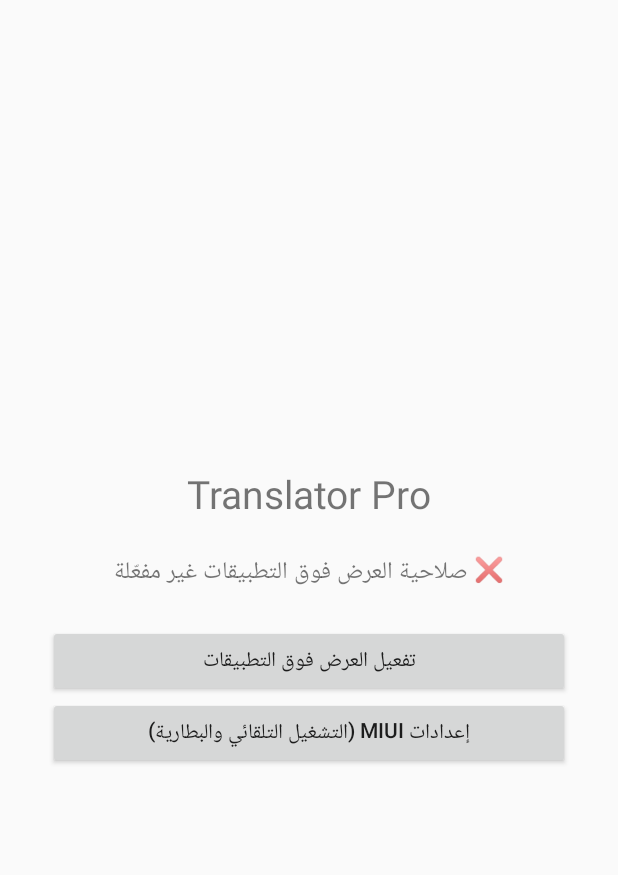
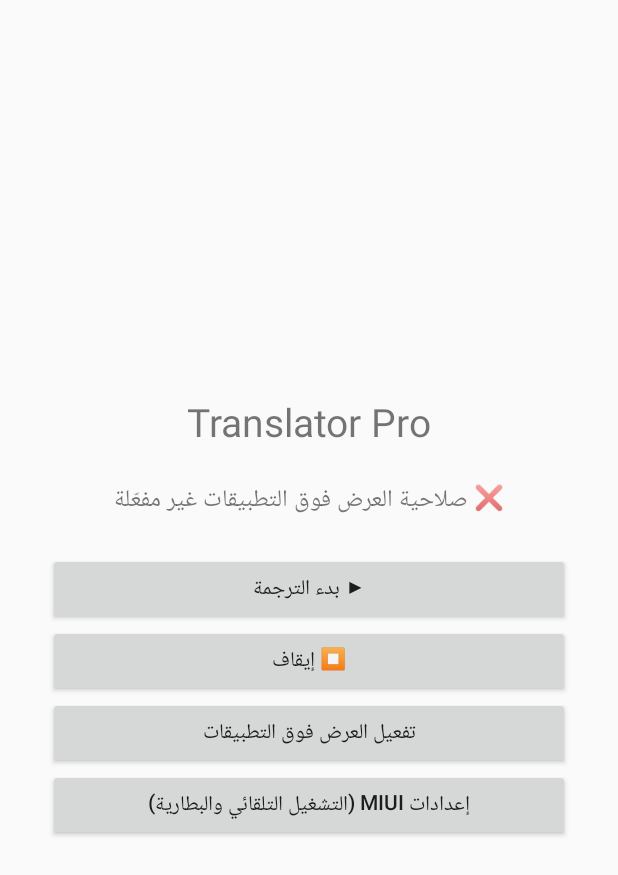
Before and after one commit to EmadSyHo/Translator-Pro, an Android app: the screen it shows after launch (MainActivity), on a phone screen of 412 x 824 dp. Shown: the top 875 px of the screen. Run offline under Robolectric (Android 15) with nearby library versions, the phone set to English and light mode, and no system bars.

Commit message:
Update MainActivity.kt

```diff
--- a/app/src/main/java/com/translatorpro/app/MainActivity.kt
+++ b/app/src/main/java/com/translatorpro/app/MainActivity.kt
@@ -1,9 +1,9 @@
 package com.translatorpro.app
 
 import android.app.Activity
-import android.content.ComponentName
 import android.content.Intent
 import android.net.Uri
+import android.os.Build
 import android.os.Bundle
 import android.provider.Settings
 import android.view.Gravity
@@ -11,6 +11,7 @@ import android.view.View
 import android.widget.Button
 import android.widget.LinearLayout
 import android.widget.TextView
+import android.widget.Toast
 
 class MainActivity : Activity() {
 
@@ -38,6 +39,18 @@ class MainActivity : Activity() {
             setPadding(0, 32, 0, 32)
         }
 
+        val startBtn = Button(this).apply {
+            text = "▶ بدء الترجمة"
+            setOnClickListener { startOverlay() }
+        }
+
+        val stopBtn = Button(this).apply {
+            text = "⏹ إيقاف"
+            setOnClickListener {
+                stopService(Intent(this@MainActivity, OverlayService::class.java))
+            }
+        }
+
         val overlayBtn = Button(this).apply {
             text = "تفعيل العرض فوق التطبيقات"
             setOnClickListener { openOverlaySettings() }
@@ -50,6 +63,8 @@ class MainActivity : Activity() {
 
         root.addView(title)
         root.addView(statusText)
+        root.addView(startBtn)
+        root.addView(stopBtn)
         root.addView(overlayBtn)
         root.addView(miuiBtn)
         setContentView(root)
@@ -66,6 +81,20 @@ class MainActivity : Activity() {
         } else {
             "❌ صلاحية العرض فوق التطبيقات غير مفعّلة"
         }
+    }
+
+    private fun startOverlay() {
+        if (!Settings.canDrawOverlays(this)) {
+            Toast.makeText(this, "فعّل صلاحية العرض فوق التطبيقات أولاً", Toast.LENGTH_LONG).show()
+            return
+        }
+        val intent = Intent(this, OverlayService::class.java)
+        if (Build.VERSION.SDK_INT >= Build.VERSION_CODES.O) {
+            startForegroundService(intent)
+        } else {
+            startService(intent)
+        }
+        Toast.makeText(this, "ظهرت الأيقونة العائمة، افتح أي تطبيق", Toast.LENGTH_LONG).show()
     }
 
     private fun openOverlaySettings() {
```
